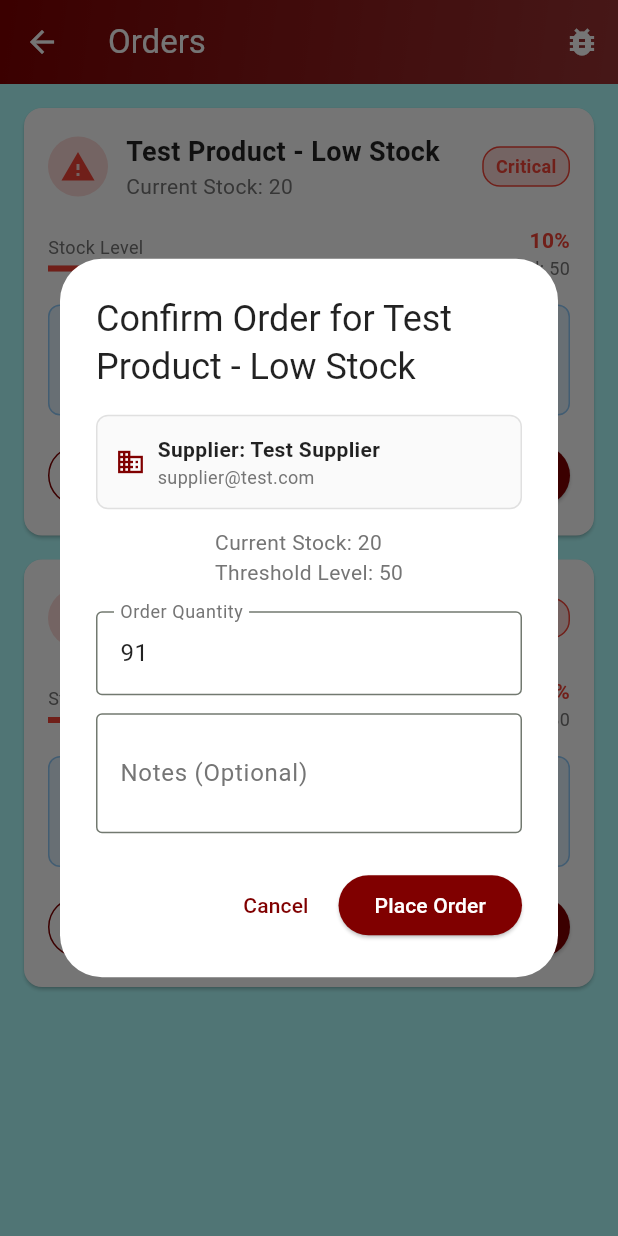
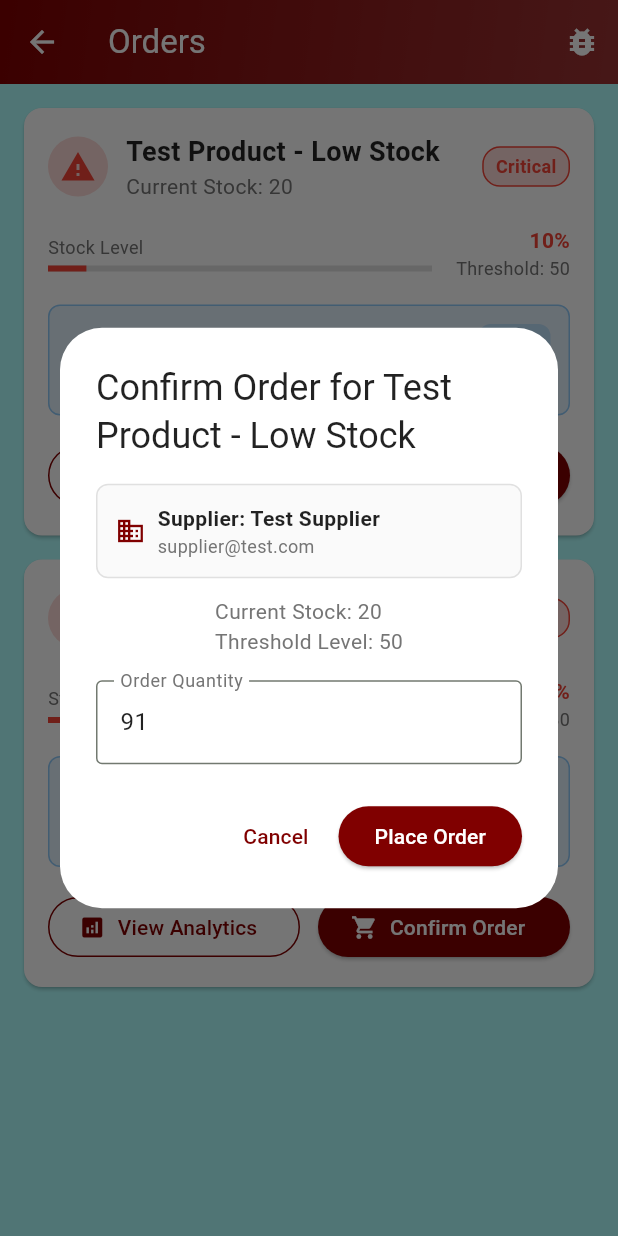
Before and after one commit to CharmiPanchal17/VendorSync, a Flutter app: the OrdersScreen screen opened by its route, after a tap on the "bug report" icon, after a tap on "Confirm Order", on a phone screen of 412 x 824 dp. Run offline on Flutter 3.47's test engine with Material 3 defaults, Android fonts, the light colour scheme and no system bars; our stand-ins replace cloud_firestore, csv, firebase_auth, firebase_core, fl_chart, flutter_secure_storage and 1 more; missing offline and left inert: excel, file_selector; accounts and stored records are empty.

```diff
--- a/lib/screens/vendor/orders_screen.dart
+++ b/lib/screens/vendor/orders_screen.dart
@@ -496,7 +496,6 @@ class _OrdersScreenState extends State<OrdersScreen> {
     final quantityController = TextEditingController(
       text: item.calculateSuggestedOrderQuantity().toString(),
     );
-    final notesController = TextEditingController();
 
     showDialog(
       context: context,
@@ -577,21 +576,6 @@ class _OrdersScreenState extends State<OrdersScreen> {
                 color: isDark ? Colors.white : Colors.black87,
               ),
             ),
-            const SizedBox(height: 12),
-            TextField(
-              controller: notesController,
-              decoration: InputDecoration(
-                labelText: 'Notes (Optional)',
-                border: const OutlineInputBorder(),
-                labelStyle: TextStyle(
-                  color: isDark ? Colors.white70 : Colors.grey[600],
-                ),
-              ),
-              maxLines: 2,
-              style: TextStyle(
-                color: isDark ? Colors.white : Colors.black87,
-              ),
-            ),
           ],
         ),
         actions: [
@@ -606,7 +590,7 @@ class _OrdersScreenState extends State<OrdersScreen> {
             onPressed: () {
               final quantity = int.tryParse(quantityController.text) ?? 0;
               if (quantity > 0) {
-                _placeOrder(item, quantity, notesController.text.trim());
+                _placeOrder(item, quantity);
                 Navigator.pop(context);
               }
             },
@@ -621,7 +605,7 @@ class _OrdersScreenState extends State<OrdersScreen> {
     );
   }
 
-  Future<void> _placeOrder(StockItem item, int quantity, String notes) async {
+  Future<void> _placeOrder(StockItem item, int quantity) async {
     try {
       final orderData = {
         'productName': item.productName,
@@ -631,7 +615,6 @@ class _OrdersScreenState extends State<OrdersScreen> {
         'vendorEmail': widget.vendorEmail,
         'status': 'Pending',
         'preferredDeliveryDate': Timestamp.fromDate(DateTime.now().add(const Duration(days: 7))),
-        'notes': notes,
         'isAutoOrder': false,
         'createdAt': FieldValue.serverTimestamp(),
         'updatedAt': FieldValue.serverTimestamp(),
```
Also changed, not shown: lib/screens/supplier/delivery_confirmation_screen.dart (+13 -15 lines), lib/screens/vendor/stock_management_screen.dart (+6 -4 lines).
